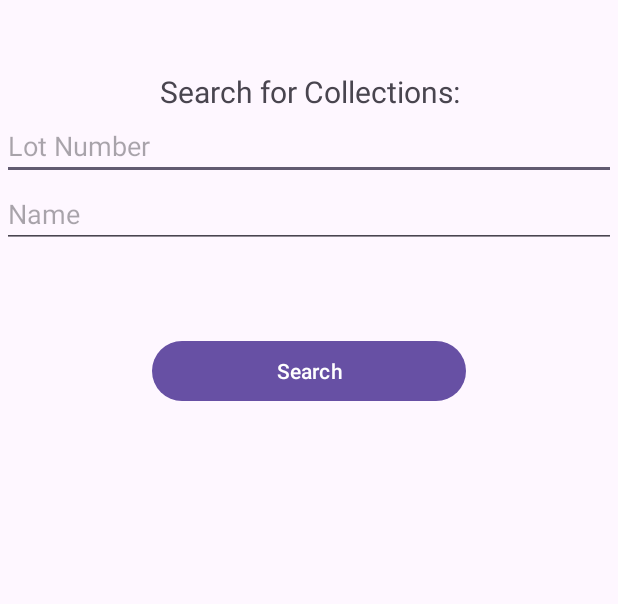
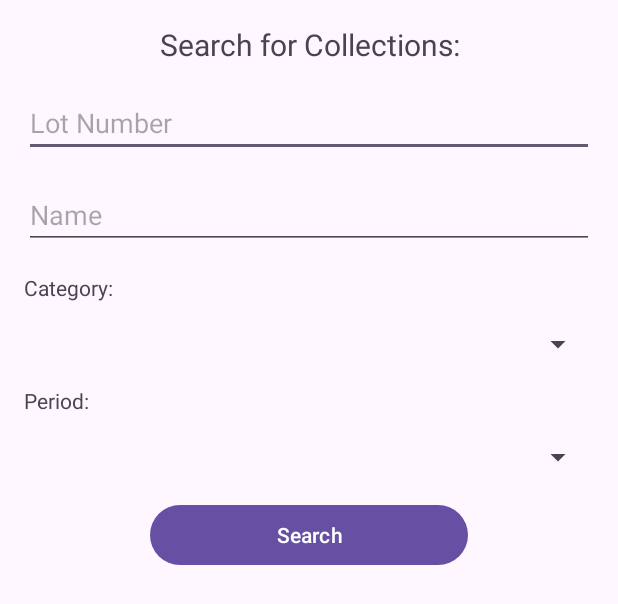
Before and after one commit to AlexanderCaza/b07Group2, an Android app: the layout search_query_fragment.xml on its own in the app's theme, with its tools: preview values and no code run, on a phone screen of 412 x 824 dp. Shown: the top 604 px of the screen. Run offline under Robolectric (Android 15) with nearby library versions, the phone set to English and light mode, and no system bars.

Commit message:
feat: added partial search page functionality to user

```diff
--- a/TAAMApp/app/src/main/java/com/b07group2/taamapp/HomeFragment.java
+++ b/TAAMApp/app/src/main/java/com/b07group2/taamapp/HomeFragment.java
@@ -94,7 +94,7 @@ public abstract class HomeFragment extends Fragment {
                 buttonSearch.setOnClickListener(new View.OnClickListener() {
                     @Override
                     public void onClick(View v) {
-                        loadFragment(new BlankFragment());
+                        loadFragment(new SearchQueryFragment());
                         //put fragment name here instead of BlankFragment
                     }
                 });
--- a/TAAMApp/app/src/main/res/layout/item_box.xml
+++ b/TAAMApp/app/src/main/res/layout/item_box.xml
@@ -3,7 +3,7 @@
     android:layout_width="match_parent"
     android:layout_height="wrap_content"
     android:orientation="vertical"
-    android:padding="10dp">
+    android:padding="5dp">
 
     <TextView
         android:id="@+id/nameTextView"
--- a/TAAMApp/app/src/main/res/layout/search_query_fragment.xml
+++ b/TAAMApp/app/src/main/res/layout/search_query_fragment.xml
@@ -6,74 +6,101 @@
     android:layout_height="match_parent"
     tools:context=".SearchQueryFragment">
 
-    <LinearLayout
-        android:layout_width="409dp"
-        android:layout_height="729dp"
-        android:layout_marginStart="1dp"
-        android:layout_marginTop="1dp"
-        android:layout_marginEnd="1dp"
-        android:layout_marginBottom="1dp"
-        android:orientation="vertical"
-        app:layout_constraintBottom_toBottomOf="parent"
-        app:layout_constraintEnd_toEndOf="parent"
-        app:layout_constraintStart_toStartOf="parent"
-        app:layout_constraintTop_toTopOf="parent">
-
     <TextView
         android:id="@+id/searchPageHead"
-            android:layout_width="match_parent"
+        android:layout_width="0dp"
         android:layout_height="wrap_content"
         android:textAlignment="center"
         android:textSize="20sp"
-            android:text="@string/search_page_head_label" />
+        android:text="@string/search_page_head_label"
+        app:layout_constraintTop_toTopOf="parent"
+        app:layout_constraintStart_toStartOf="parent"
+        app:layout_constraintEnd_toEndOf="parent"
+        android:layout_marginTop="16dp" />
 
     <EditText
         android:id="@+id/searchLotNumberField"
-            android:layout_width="match_parent"
+        android:layout_width="0dp"
         android:layout_height="wrap_content"
         android:inputType="number"
-            android:hint="@string/search_lot_number_label" />
+        android:hint="@string/search_lot_number_label"
+        app:layout_constraintTop_toBottomOf="@id/searchPageHead"
+        app:layout_constraintStart_toStartOf="parent"
+        app:layout_constraintEnd_toEndOf="parent"
+        android:layout_marginTop="16dp"
+        android:layout_marginStart="16dp"
+        android:layout_marginEnd="16dp" />
 
     <EditText
         android:id="@+id/searchNameField"
-            android:layout_width="match_parent"
+        android:layout_width="0dp"
         android:layout_height="wrap_content"
+        android:hint="@string/search_name_label"
         android:inputType="text"
-            android:hint="@string/search_name_label" />
+        app:layout_constraintTop_toBottomOf="@id/searchLotNumberField"
+        app:layout_constraintStart_toStartOf="parent"
+        app:layout_constraintEnd_toEndOf="parent"
+        android:layout_marginTop="16dp"
+        android:layout_marginStart="16dp"
+        android:layout_marginEnd="16dp" />
+
+    <TextView
+        android:id="@+id/categoryLabel"
+        android:layout_width="0dp"
+        android:layout_height="wrap_content"
+        android:text="Category:"
+        app:layout_constraintTop_toBottomOf="@+id/searchNameField"
+        app:layout_constraintStart_toStartOf="parent"
+        app:layout_constraintEnd_toEndOf="parent"
+        android:layout_marginTop="16dp"
+        android:layout_marginStart="16dp"
+        android:layout_marginEnd="16dp" />
 
     <Spinner
         android:id="@+id/searchSpinnerCategory"
         android:layout_width="0dp"
         android:layout_height="wrap_content"
-            android:ems="10"
-            app:layout_constraintTop_toBottomOf="@+id/searchNameField"
+        app:layout_constraintTop_toBottomOf="@+id/categoryLabel"
         app:layout_constraintStart_toStartOf="parent"
-            app:layout_constraintEnd_toEndOf="parent"/>
+        app:layout_constraintEnd_toEndOf="parent"
+        android:layout_marginTop="16dp"
+        android:layout_marginStart="16dp"
+        android:layout_marginEnd="16dp"
+        android:hint="@string/search_category_label" />
+
+    <TextView
+        android:id="@+id/periodLabel"
+        android:layout_width="0dp"
+        android:layout_height="wrap_content"
+        android:text="Period:"
+        app:layout_constraintTop_toBottomOf="@+id/searchSpinnerCategory"
+        app:layout_constraintStart_toStartOf="parent"
+        app:layout_constraintEnd_toEndOf="parent"
+        android:layout_marginTop="16dp"
+        android:layout_marginStart="16dp"
+        android:layout_marginEnd="16dp" />
 
     <Spinner
         android:id="@+id/searchSpinnerPeriod"
         android:layout_width="0dp"
         android:layout_height="wrap_content"
-            android:ems="10"
-            app:layout_constraintTop_toBottomOf="@+id/searchSpinnerCategory"
+        app:layout_constraintTop_toBottomOf="@id/periodLabel"
         app:layout_constraintStart_toStartOf="parent"
-            app:layout_constraintEnd_toEndOf="parent"/>
-
-        <com.google.android.material.textfield.TextInputLayout
-            android:layout_width="match_parent"
-            android:layout_height="match_parent">
+        app:layout_constraintEnd_toEndOf="parent"
+        android:layout_marginTop="16dp"
+        android:layout_marginStart="16dp"
+        android:layout_marginEnd="16dp" />
 
     <Button
         android:id="@+id/searchButton"
-                android:layout_width="match_parent"
+        android:layout_width="0dp"
         android:layout_height="wrap_content"
+        android:text="Search"
+        app:layout_constraintTop_toBottomOf="@id/searchSpinnerPeriod"
+        app:layout_constraintStart_toStartOf="parent"
+        app:layout_constraintEnd_toEndOf="parent"
+        android:layout_marginTop="16dp"
         android:layout_marginStart="100dp"
-                android:layout_marginTop="10dp"
-                android:layout_marginEnd="100dp"
-                android:layout_marginBottom="10dp"
-                android:baselineAligned="false"
-                android:text="Search" />
+        android:layout_marginEnd="100dp" />
 
-        </com.google.android.material.textfield.TextInputLayout>
-    </LinearLayout>
 </androidx.constraintlayout.widget.ConstraintLayout>
```
Also changed, not shown: TAAMApp/app/src/main/java/com/b07group2/taamapp/SearchQueryFragment.java (+40 -13 lines), TAAMApp/app/src/main/java/com/b07group2/taamapp/SearchResultsFragment.java (+87 -43 lines), TAAMApp/app/src/main/res/layout/search_results_fragment.xml (+28 -25 lines). Lines whose indentation alone changed are shown as unchanged.
